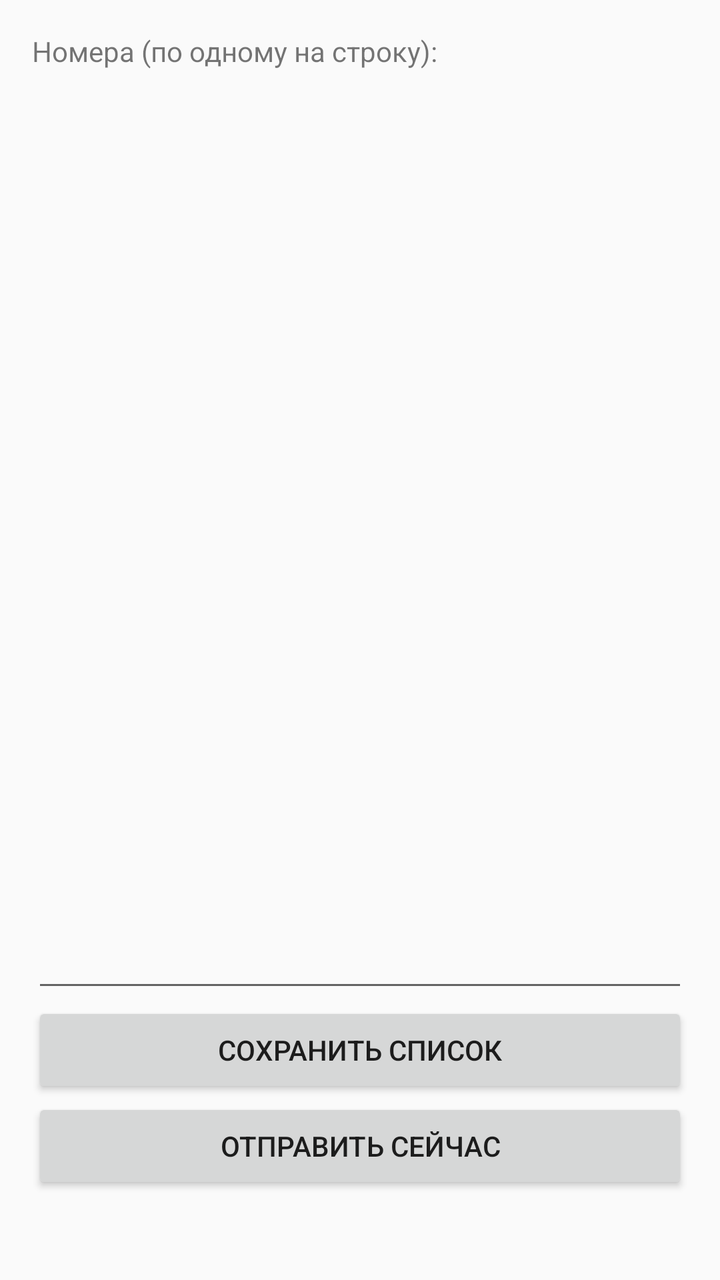
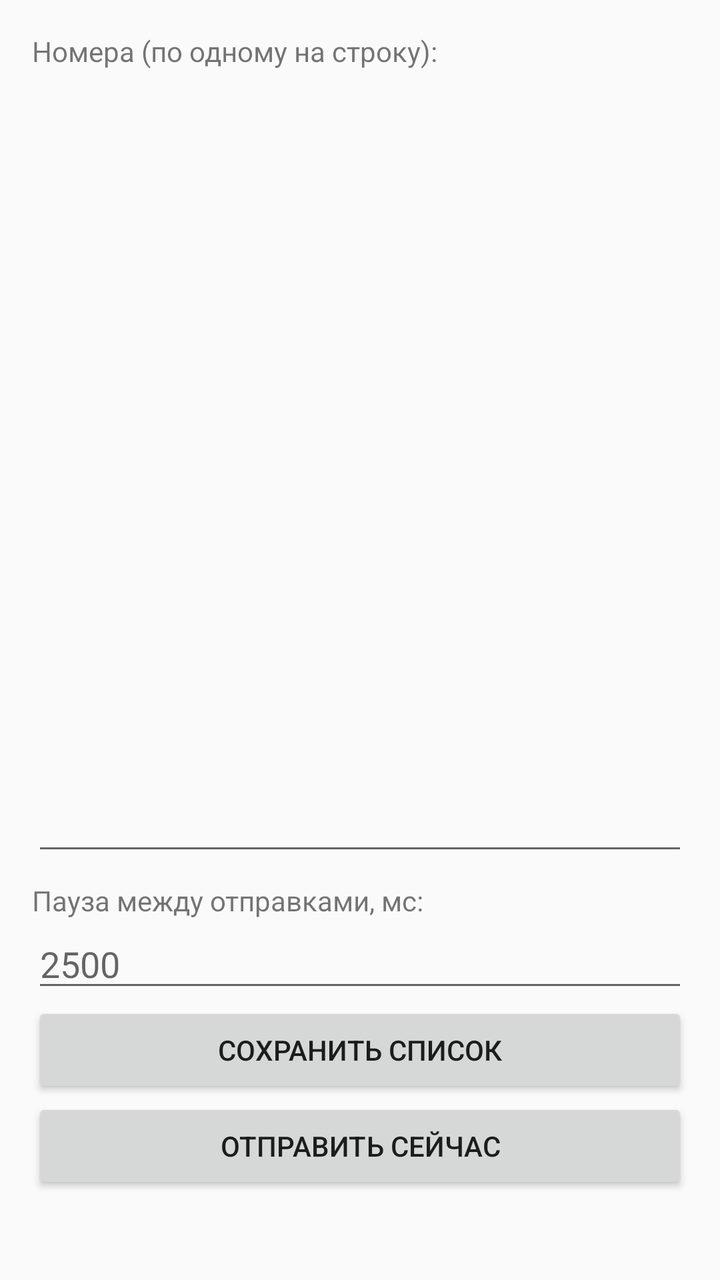

Screens rendered from an Android XML layout before and after an edit, with the pre-edit source and the edit as a unified diff.
<!-- AndroidManifest.xml: application theme Theme.AppCompat.Light.DarkActionBar -->
<!-- res/layout/activity_main.xml -->
<?xml version="1.0" encoding="utf-8"?>
<LinearLayout xmlns:android="http://schemas.android.com/apk/res/android"
    android:orientation="vertical"
    android:layout_width="match_parent"
    android:layout_height="match_parent"
    android:padding="16dp">

    <TextView
        android:layout_width="wrap_content"
        android:layout_height="wrap_content"
        android:text="Номера (по одному на строку):" />

    <EditText
        android:id="@+id/numbersEdit"
        android:layout_width="match_parent"
        android:layout_height="0dp"
        android:layout_weight="1"
        android:gravity="top"
        android:inputType="textMultiLine" />

    <Button
        android:id="@+id/saveButton"
        android:layout_width="match_parent"
        android:layout_height="wrap_content"
        android:text="Сохранить список" />

    <Button
        android:id="@+id/sendButton"
        android:layout_width="match_parent"
        android:layout_height="wrap_content"
        android:text="Отправить сейчас" />

    <TextView
        android:id="@+id/statusText"
        android:layout_width="match_parent"
        android:layout_height="wrap_content"
        android:paddingTop="8dp" />

</LinearLayout>
<!-- resources referenced by this layout -->
<resources>

</resources>

<!-- the commit's change to res/layout/activity_main.xml (unified diff, before → after) -->
@@ -18,6 +18,19 @@
         android:gravity="top"
         android:inputType="textMultiLine" />
 
+    <TextView
+        android:layout_width="wrap_content"
+        android:layout_height="wrap_content"
+        android:layout_marginTop="8dp"
+        android:text="Пауза между отправками, мс:" />
+
+    <EditText
+        android:id="@+id/delayEdit"
+        android:layout_width="match_parent"
+        android:layout_height="wrap_content"
+        android:inputType="number"
+        android:hint="2500" />
+
     <Button
         android:id="@+id/saveButton"
         android:layout_width="match_parent"
